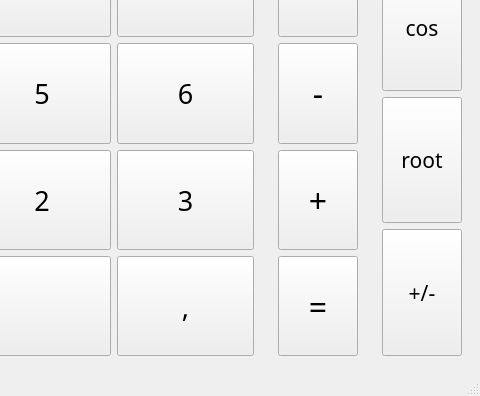
Before: the Qt Designer form mainwindow.ui in wannabedigital/qt-simple-calculator, drawn with Qt 5; both pictures show x 188 to 668 and y 349 to 745 of the 668 by 745 pixel window.
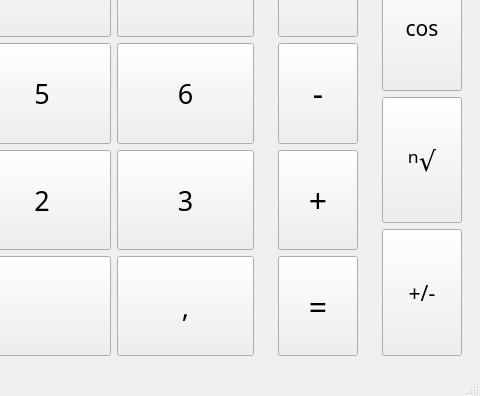
After: the same form once the commit is applied.

Commit message: feat: add nth root function

```diff
--- a/mainwindow.ui
+++ b/mainwindow.ui
@@ -597,7 +597,7 @@
            <property name="font">
             <font>
              <family>JetBrains Mono</family>
-             <pointsize>16</pointsize>
+             <pointsize>20</pointsize>
              <italic>false</italic>
             </font>
            </property>
@@ -605,7 +605,7 @@
             <cursorShape>PointingHandCursor</cursorShape>
            </property>
            <property name="text">
-            <string>root</string>
+            <string>ⁿ√</string>
            </property>
           </widget>
          </item>
```
The commit also changes 2 other files.
